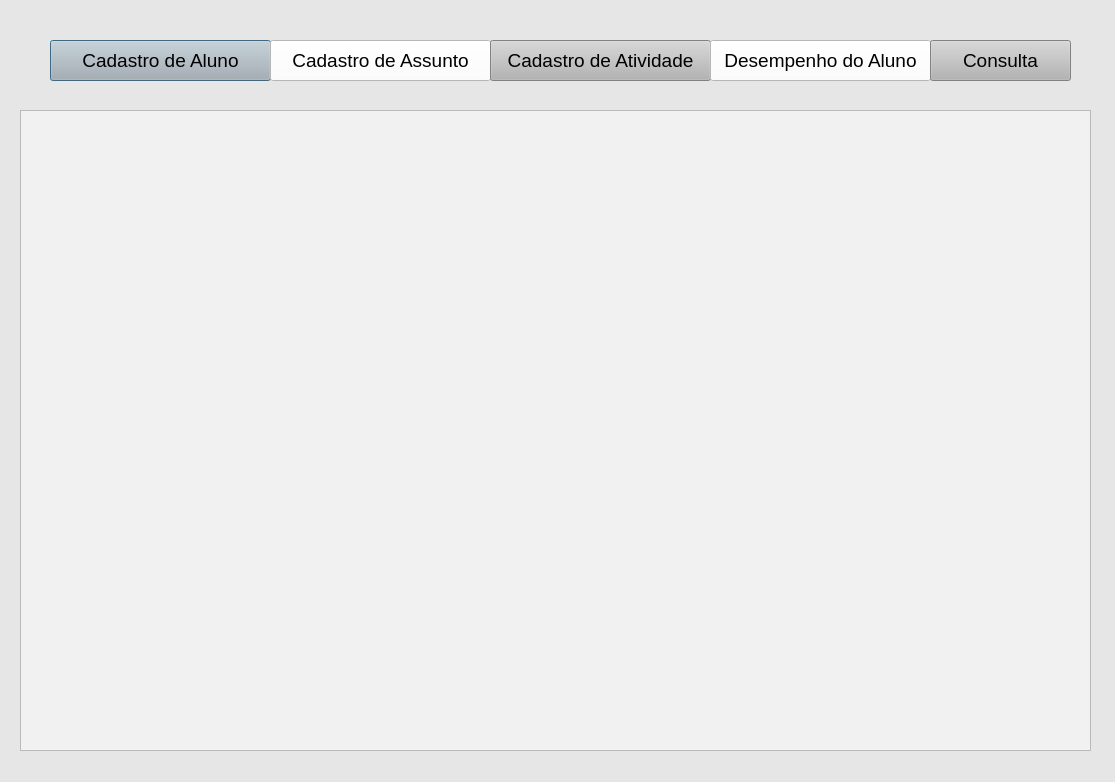
The window that NovoProjeto/Home.ui (sandrojunio/cadastrodealuno) describes before a commit, drawn with Qt 5.
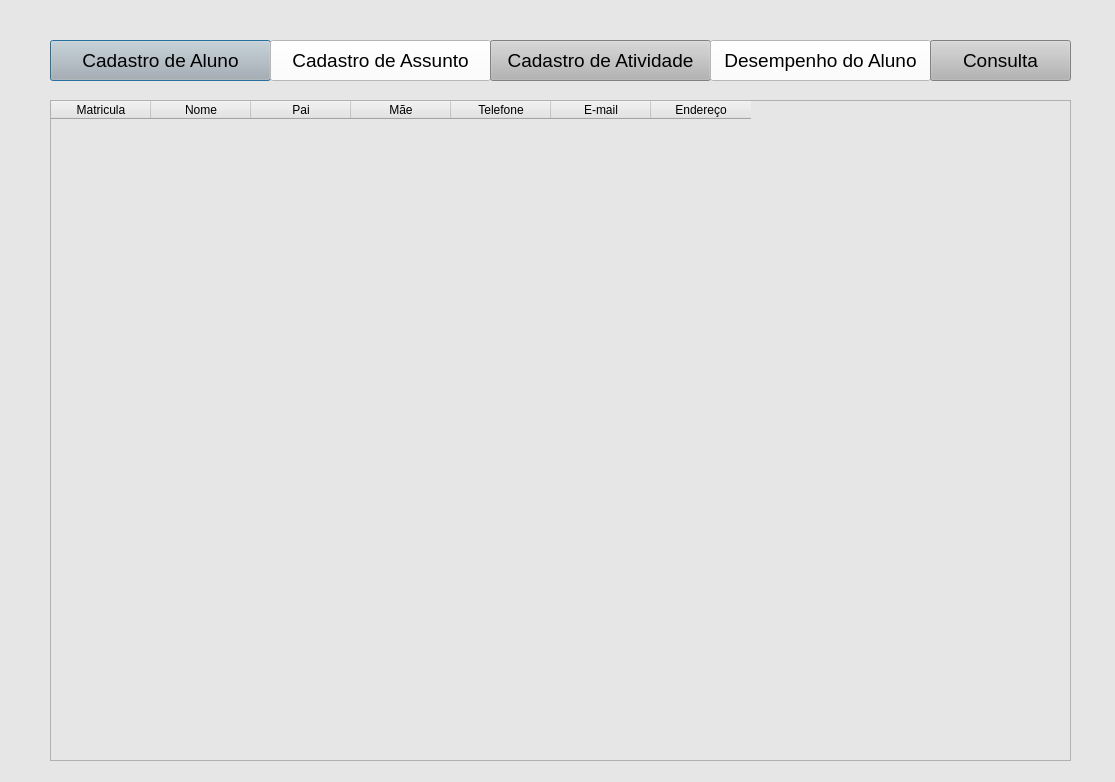
The same window after the commit.

Commit message: Listagem de dados na home

Diff of the .ui file:
```diff
--- a/NovoProjeto/Home.ui
+++ b/NovoProjeto/Home.ui
@@ -121,18 +121,50 @@
     <string>Consulta</string>
    </property>
   </widget>
-  <widget class="QTextBrowser" name="textBrowser">
+  <widget class="QTableWidget" name="tabela">
    <property name="geometry">
     <rect>
-     <x>20</x>
-     <y>110</y>
-     <width>1071</width>
-     <height>641</height>
+     <x>50</x>
+     <y>100</y>
+     <width>1021</width>
+     <height>661</height>
     </rect>
    </property>
-   <property name="styleSheet">
-    <string notr="true">background-color: rgb(241, 241, 241);</string>
-   </property>
+   <column>
+    <property name="text">
+     <string>Matricula</string>
+    </property>
+   </column>
+   <column>
+    <property name="text">
+     <string>Nome</string>
+    </property>
+   </column>
+   <column>
+    <property name="text">
+     <string>Pai</string>
+    </property>
+   </column>
+   <column>
+    <property name="text">
+     <string>Mãe</string>
+    </property>
+   </column>
+   <column>
+    <property name="text">
+     <string>Telefone</string>
+    </property>
+   </column>
+   <column>
+    <property name="text">
+     <string>E-mail</string>
+    </property>
+   </column>
+   <column>
+    <property name="text">
+     <string>Endereço</string>
+    </property>
+   </column>
   </widget>
  </widget>
  <resources/>
```
The commit also changes 14 other files.
